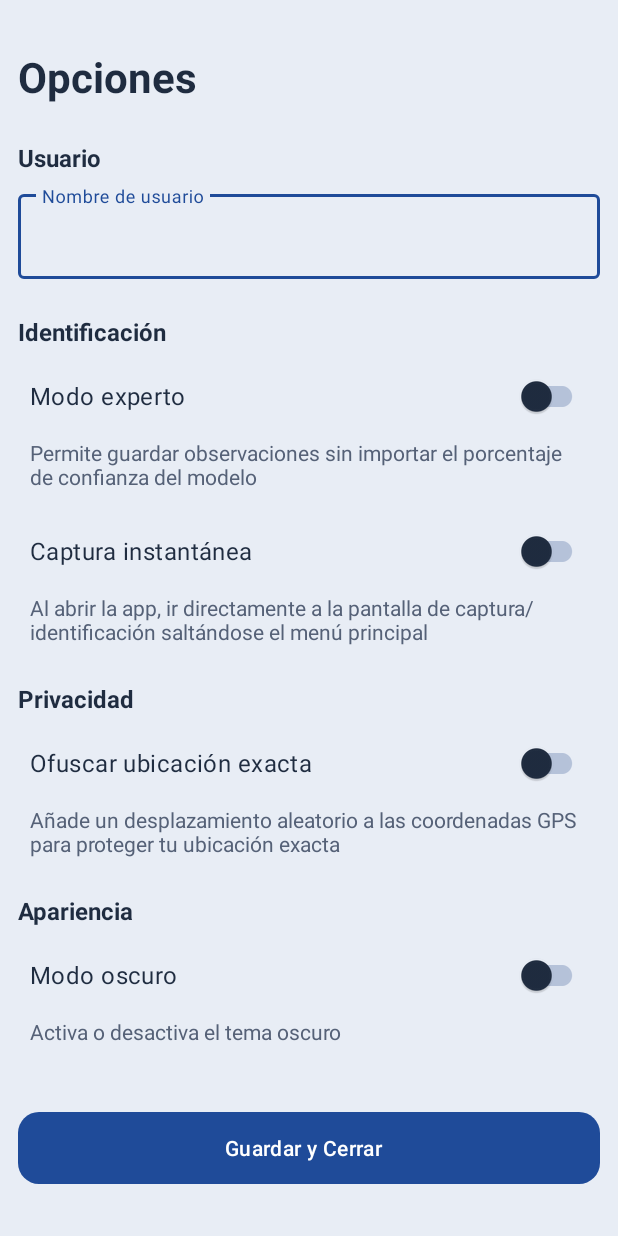
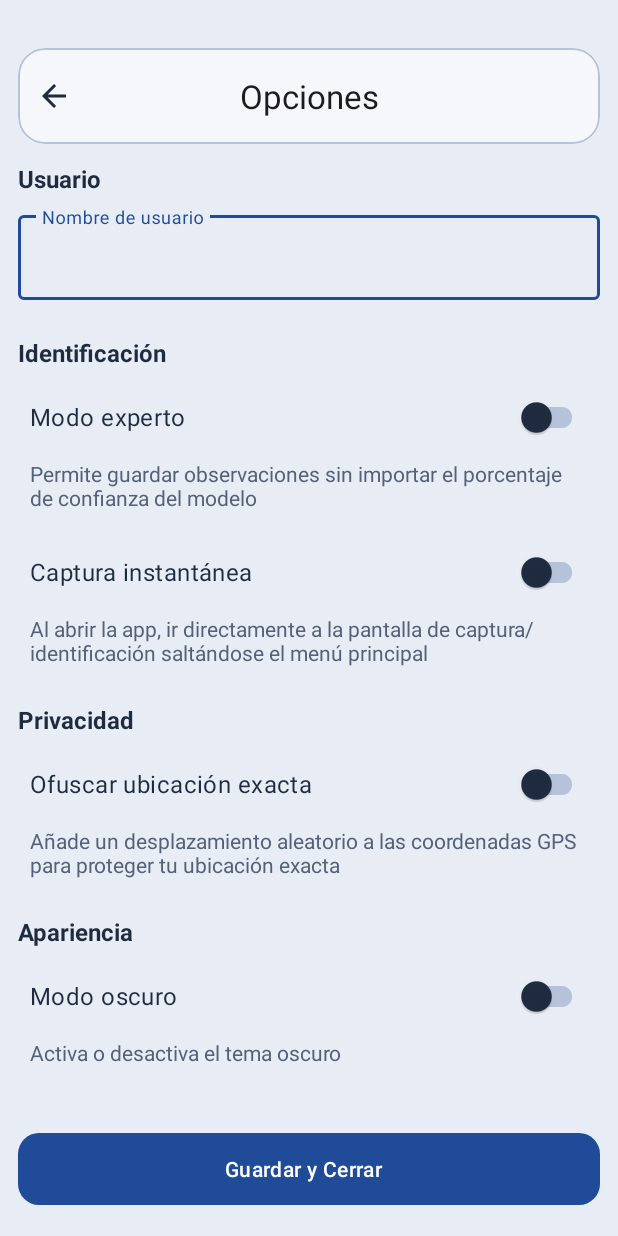
Before and after one commit to EnzoDHeredia/aves_argentinas_kotlin, an Android app: the SettingsActivity screen opened directly, with no data from a screen before it, on a phone screen of 412 x 824 dp. Run offline under Robolectric (Android 15) with nearby library versions, the phone set to English and light mode, and no system bars.

Commit message:
altura con galeria abierta, nombre regional eliminado y boton de volver en opciones

```diff
--- a/app/src/main/java/com/example/avesargentinas/MainActivity.kt
+++ b/app/src/main/java/com/example/avesargentinas/MainActivity.kt
@@ -74,6 +74,9 @@ class MainActivity : BaseActivity() {
     private var pendingSaveAfterPermission = false
     private var pendingObservationCount: Int = 1
     private var currentImageUri: Uri? = null
+    // Inset superior de la status bar "congelado" para evitar saltos al abrir la galería
+    private var frozenStatusBarInsetTop: Int? = null
+    private var didFreezeStatusBarInset: Boolean = false
 
     // Configuración
     private val CONF_THRESH = 0.65f
@@ -123,12 +126,22 @@ class MainActivity : BaseActivity() {
         // Ajuste dinámico del topCard para separar del status bar (statusBar + 32dp)
         val topCard = findViewById<View>(R.id.topCard)
         ViewCompat.setOnApplyWindowInsetsListener(topCard) { v, insets ->
-            val statusBarTop = insets.getInsets(WindowInsetsCompat.Type.statusBars()).top
+            val currentTop = insets.getInsets(WindowInsetsCompat.Type.statusBars()).top
+
+            // Congelamos el primer valor recibido para que no cambie
+            if (!didFreezeStatusBarInset) {
+                frozenStatusBarInsetTop = currentTop
+                didFreezeStatusBarInset = true
+            }
+            val statusBarTop = frozenStatusBarInsetTop ?: currentTop
+
             val extraTopPx = (32 * resources.displayMetrics.density).toInt()
             val lp = v.layoutParams as? ViewGroup.MarginLayoutParams
             lp?.topMargin = statusBarTop + extraTopPx
             v.layoutParams = lp
-            insets
+
+            // Consumimos los insets para evitar que otros views ajusten padding/margins
+            WindowInsetsCompat.CONSUMED
         }
         ViewCompat.requestApplyInsets(topCard)
 
--- a/app/src/main/java/com/example/avesargentinas/ObservationLogger.kt
+++ b/app/src/main/java/com/example/avesargentinas/ObservationLogger.kt
@@ -70,9 +70,9 @@ class ObservationLogger(
                 "${observation.individualCount} individuos"
             }
             builder.appendLine("Individuos observados: $countLabel")
-            observation.regionalName?.let {
-                builder.appendLine("Nombre regional: $it")
-            }
+//            observation.regionalName?.let {
+//                builder.appendLine("Nombre regional: $it")
+//            }
             if (observation.latitude != null && observation.longitude != null) {
                 builder.appendLine(
                     "Coordenadas: %.5f, %.5f".format(Locale.getDefault(), observation.latitude, observation.longitude)
--- a/app/src/main/java/com/example/avesargentinas/SettingsActivity.kt
+++ b/app/src/main/java/com/example/avesargentinas/SettingsActivity.kt
@@ -2,6 +2,7 @@ package com.example.avesargentinas
 
 import android.os.Bundle
 import androidx.appcompat.widget.SwitchCompat
+import com.google.android.material.appbar.MaterialToolbar
 import com.google.android.material.button.MaterialButton
 import com.google.android.material.textfield.TextInputEditText
 
@@ -20,6 +21,15 @@ class SettingsActivity : BaseActivity() {
         ThemeManager.applySavedTheme(this)
         super.onCreate(savedInstanceState)
         setContentView(R.layout.activity_settings)
+
+        // Toolbar: título y botón Volver
+        findViewById<MaterialToolbar>(R.id.toolbar)?.apply {
+            title = getString(R.string.settings)
+            setNavigationOnClickListener { onBackPressedDispatcher.onBackPressed() }
+        }
+        findViewById<android.widget.ImageButton>(R.id.btnBackSettings)?.setOnClickListener {
+            onBackPressedDispatcher.onBackPressed()
+        }
 
         val edtUserName = findViewById<TextInputEditText>(R.id.edtUserName)
         val switchExpert = findViewById<SwitchCompat>(R.id.switchExpertMode)
--- a/app/src/main/res/layout/activity_settings.xml
+++ b/app/src/main/res/layout/activity_settings.xml
@@ -1,27 +1,72 @@
 <?xml version="1.0" encoding="utf-8"?>
-<ScrollView xmlns:android="http://schemas.android.com/apk/res/android"
-    xmlns:app="http://schemas.android.com/apk/res/auto"
+<LinearLayout xmlns:android="http://schemas.android.com/apk/res/android"
+    xmlns:app="http://schemas.android.com/apk/res-auto"
     android:layout_width="match_parent"
     android:layout_height="match_parent"
-    android:background="@color/brand_background">
+    android:orientation="vertical"
+    android:background="@color/brand_background"
+    android:paddingStart="12dp"
+    android:paddingEnd="12dp"
+    android:paddingTop="0dp"
+    android:paddingBottom="12dp"
+    android:clipToPadding="false">
+
+    <!-- Toolbar dentro de Card con botón volver -->
+    <com.google.android.material.card.MaterialCardView
+        android:id="@+id/toolbarCard"
+        android:layout_width="match_parent"
+        android:layout_height="wrap_content"
+        android:layout_marginTop="32dp"
+        app:cardBackgroundColor="@color/brand_surface"
+        app:cardCornerRadius="18dp"
+        app:cardElevation="0dp"
+        app:strokeColor="@color/brand_outline"
+        app:strokeWidth="1dp">
+
+        <com.google.android.material.appbar.MaterialToolbar
+            android:id="@+id/toolbar"
+            android:layout_width="match_parent"
+            android:layout_height="wrap_content"
+            android:title="@string/settings"
+            android:background="@android:color/transparent"
+            android:paddingStart="8dp"
+            android:paddingEnd="8dp"
+            android:titleTextColor="@color/text_primary"
+            app:titleCentered="true" />
+
+        <ImageButton
+            android:id="@+id/btnBackSettings"
+            android:layout_width="40dp"
+            android:layout_height="40dp"
+            android:layout_gravity="start|center_vertical"
+            android:layout_marginStart="4dp"
+            android:background="?attr/selectableItemBackgroundBorderless"
+            android:contentDescription="@string/back"
+            android:padding="8dp"
+            android:src="@drawable/ic_arrow_back"
+            app:tint="@color/brand_on_surface"/>
+    </com.google.android.material.card.MaterialCardView>
+
+    <ScrollView
+        android:layout_width="match_parent"
+        android:layout_height="0dp"
+        android:layout_weight="1"
+        android:overScrollMode="never">
 
         <LinearLayout
             android:orientation="vertical"
             android:layout_width="match_parent"
             android:layout_height="wrap_content"
-        android:paddingStart="12dp"
-        android:paddingEnd="12dp"
-        android:paddingTop="32dp"
-        android:paddingBottom="12dp">
+            android:paddingTop="12dp">
 
-        <TextView
-            android:layout_width="match_parent"
-            android:layout_height="wrap_content"
-            android:text="Opciones"
-            android:textSize="28sp"
-            android:textColor="@color/text_primary"
-            android:textStyle="bold"
-            android:layout_marginBottom="24dp" />
+<!--            <TextView-->
+<!--                android:layout_width="match_parent"-->
+<!--                android:layout_height="wrap_content"-->
+<!--                android:text="Opciones"-->
+<!--                android:textSize="28sp"-->
+<!--                android:textColor="@color/text_primary"-->
+<!--                android:textStyle="bold"-->
+<!--                android:layout_marginBottom="24dp" />-->
 
             <!-- Sección: Usuario -->
             <TextView
@@ -175,3 +220,5 @@
 
         </LinearLayout>
     </ScrollView>
+
+</LinearLayout>
--- a/app/src/main/res/values/strings.xml
+++ b/app/src/main/res/values/strings.xml
@@ -32,6 +32,7 @@
     <string name="theme_toggle_dark">Cambiar a tema oscuro</string>
     <string name="theme_toggle_light">Cambiar a tema claro</string>
     <string name="back">Volver</string>
+    <string name="settings">Opciones</string>
 
     <plurals name="observation_individuals">
         <item quantity="one">%d individuo</item>
```
Lines whose indentation alone changed are shown as unchanged.
